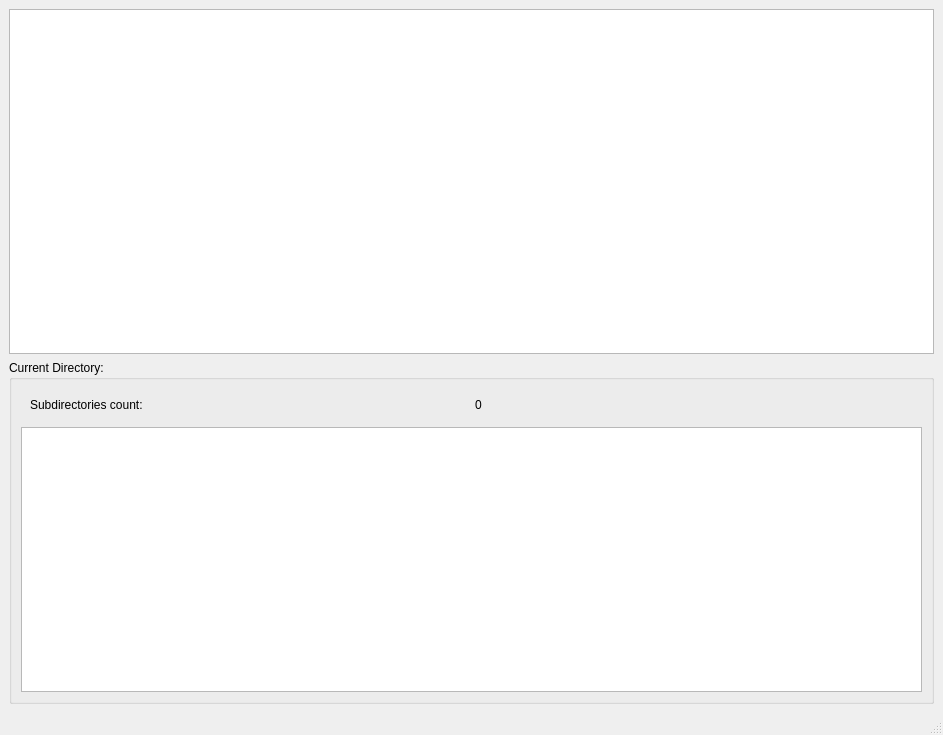
First picture: the form in MainWindow.ui, repository Vlad2001MFS/FSTreeInfo, before the edit.
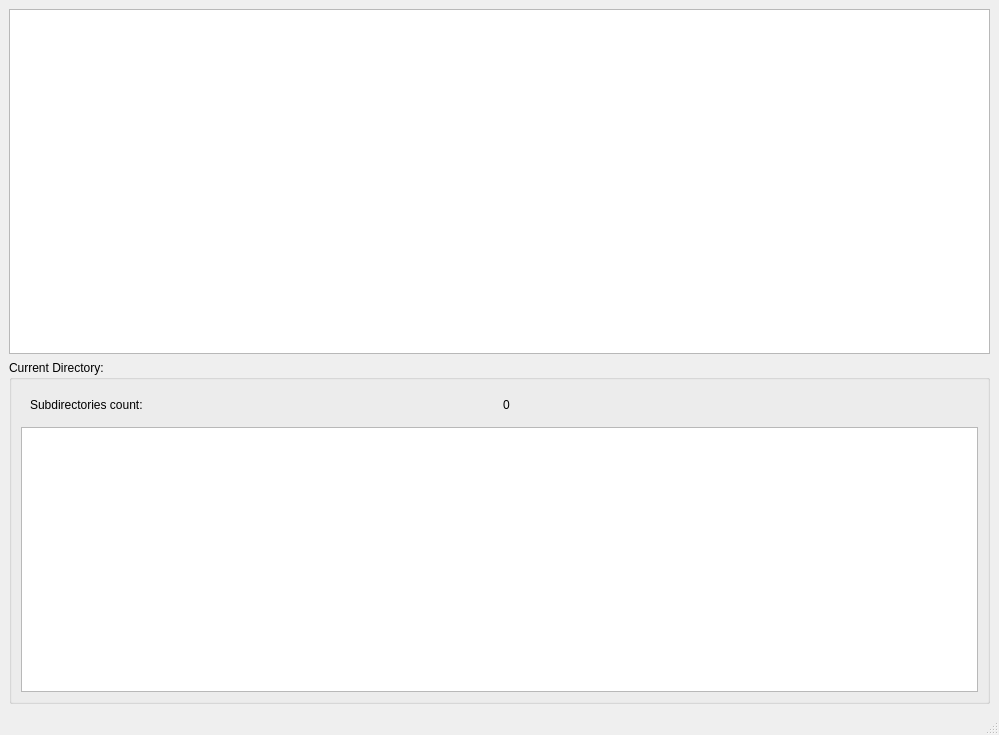
Second picture: the form after the edit.

What changed in the file:
```diff
--- a/MainWindow.ui
+++ b/MainWindow.ui
@@ -6,7 +6,7 @@
    <rect>
     <x>0</x>
     <y>0</y>
-    <width>943</width>
+    <width>999</width>
     <height>735</height>
    </rect>
   </property>
@@ -38,6 +38,9 @@
          <property name="sortingEnabled">
           <bool>false</bool>
          </property>
+         <attribute name="horizontalHeaderDefaultSectionSize">
+          <number>200</number>
+         </attribute>
          <attribute name="horizontalHeaderStretchLastSection">
           <bool>true</bool>
          </attribute>
```
Left out of the diff: 15 changed lines with no effect on the pictures.
